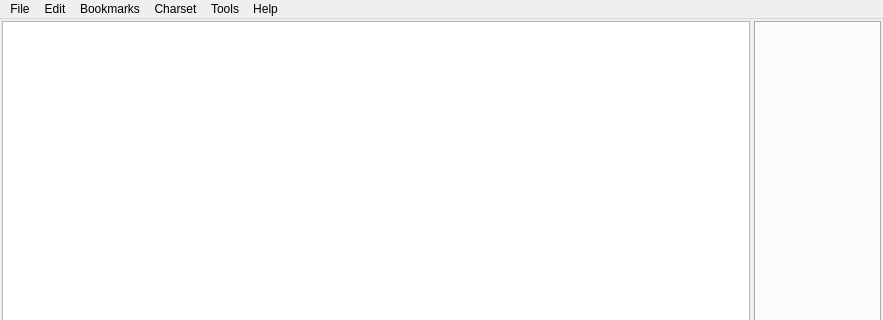
This is main.ui in kernel1024/jpreader as Qt 5 draws it before an edit; both pictures show x 0 to 883 and y 0 to 320 of the 883 by 656 pixel window. The edited form follows.
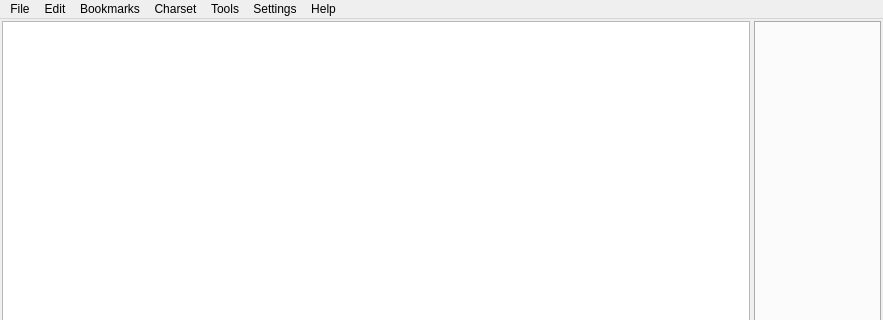
This is the edited form. Icons and pictures are not drawn. Custom widgets are drawn as their Qt base class.

Commit message: Fast menu commands for translation/browsing settings moved from context menu to main menu.

```diff
--- a/main.ui
+++ b/main.ui
@@ -156,11 +156,17 @@
     <addaction name="actionDetachTab"/>
     <addaction name="separator"/>
    </widget>
+   <widget class="QMenu" name="menuSettings">
+    <property name="title">
+     <string>Settings</string>
+    </property>
+   </widget>
    <addaction name="menuFile"/>
    <addaction name="menuEdit"/>
    <addaction name="menuBookmarks"/>
    <addaction name="menuCharset"/>
    <addaction name="menuTools"/>
+   <addaction name="menuSettings"/>
    <addaction name="menuHelp"/>
   </widget>
   <widget class="QStatusBar" name="statusbar"/>
```
Left out of the diff: 3 changed lines with no effect on the pictures. The commit also changes 7 other files.
